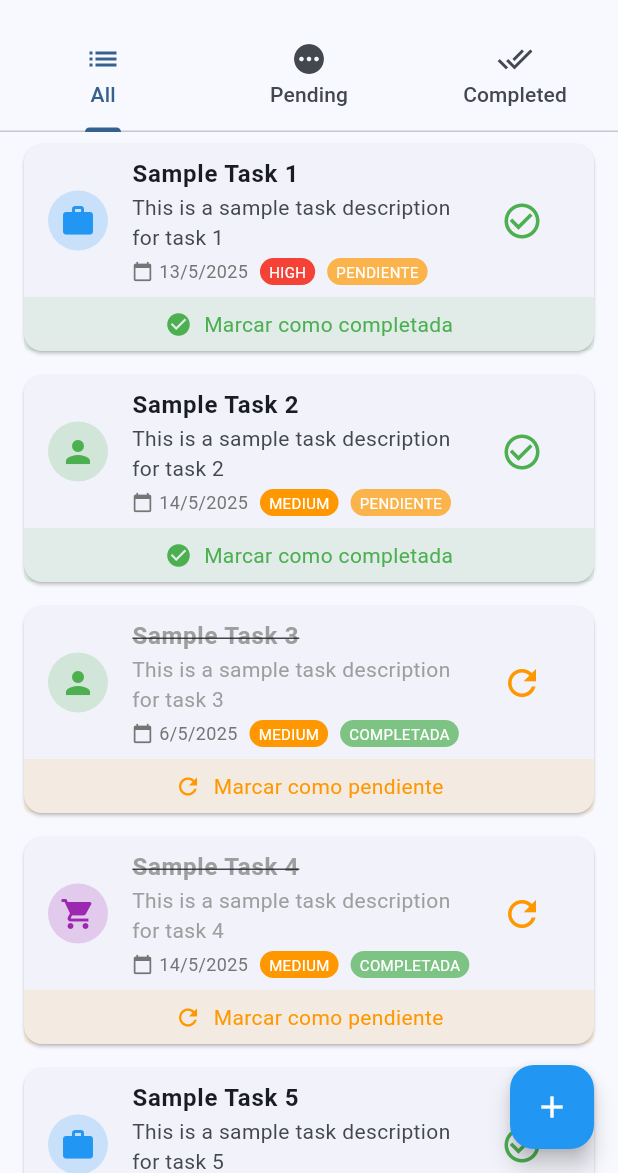
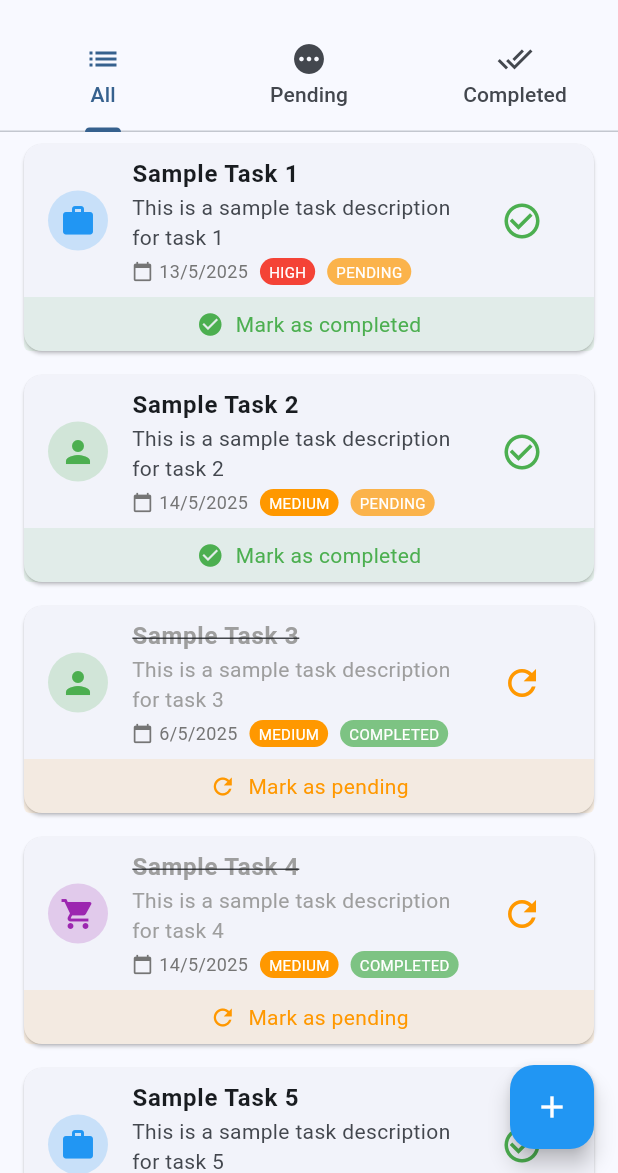
Before and after one commit to teoarandaa/flutter_practica, a Flutter app: the screen it shows after launch, on a phone screen of 412 x 824 dp, the part 63-1236 px from its top. Run offline on Flutter 3.47's test engine with Material 3 defaults, Android fonts, the light colour scheme and no system bars; our stand-ins replace shared_preferences.

Commit message:
bug fixed with translations on priorities

```diff
--- a/practica_flutter/lib/services/language_service.dart
+++ b/practica_flutter/lib/services/language_service.dart
@@ -76,6 +76,11 @@ class LanguageService with ChangeNotifier {
       'delete_task_title': 'Delete Task',
       'delete_task_message': 'Are you sure you want to delete this task? This action cannot be undone.',
       'enter_title': 'Please enter a title',
+
+      // Additional needed keys
+      'tasks': 'Tasks',
+      'no': 'No',
+      'yet': 'yet',
     },
 
     'es': {
@@ -150,6 +155,11 @@ class LanguageService with ChangeNotifier {
       'delete_task_title': 'Eliminar Tarea',
       'delete_task_message': '¿Estás seguro de que quieres eliminar esta tarea? Esta acción no se puede deshacer.',
       'enter_title': 'Por favor, introduce un título',
+
+      // Additional needed keys
+      'tasks': 'Tareas',
+      'no': 'No hay',
+      'yet': 'aún',
     }
   };
 
--- a/practica_flutter/lib/services/task_service.dart
+++ b/practica_flutter/lib/services/task_service.dart
@@ -1,7 +1,6 @@
 import 'dart:math';
 import '../models/task.dart';
 import '../models/category.dart';
-import 'package:flutter/material.dart';
 
 // This simulates a service that would normally interact with a database or API
 class TaskService {
--- a/practica_flutter/lib/views/home_view.dart
+++ b/practica_flutter/lib/views/home_view.dart
@@ -8,9 +8,10 @@ import 'tabs/completed_tasks_tab.dart';
 import 'task_create_view.dart';
 import 'category_tasks_view.dart';
 import 'settings_view.dart';
+import '../utils/localizations.dart';
 
 class HomeView extends StatefulWidget {
-  const HomeView({Key? key}) : super(key: key);
+  const HomeView({super.key});
 
   @override
   State<HomeView> createState() => _HomeViewState();
@@ -34,17 +35,19 @@ class _HomeViewState extends State<HomeView> with SingleTickerProviderStateMixin
 
   @override
   Widget build(BuildContext context) {
+    final i18n = AppLocalizations.of(context);
+
     return ChangeNotifierProvider(
       create: (_) => _viewModel,
       child: Scaffold(
         appBar: AppBar(
-          title: const Text('Task Manager'),
+          title: Text(i18n.text('app_name')),
           bottom: TabBar(
             controller: _tabController,
-            tabs: const [
-              Tab(icon: Icon(Icons.list), text: 'All'),
-              Tab(icon: Icon(Icons.pending), text: 'Pending'),
-              Tab(icon: Icon(Icons.done_all), text: 'Completed'),
+            tabs: [
+              Tab(icon: const Icon(Icons.list), text: i18n.text('all')),
+              Tab(icon: const Icon(Icons.pending), text: i18n.text('pending')),
+              Tab(icon: const Icon(Icons.done_all), text: i18n.text('completed')),
             ],
           ),
         ),
@@ -71,33 +74,35 @@ class _HomeViewState extends State<HomeView> with SingleTickerProviderStateMixin
   }
 
   Widget _buildDrawer() {
+    final i18n = AppLocalizations.of(context);
+
     return Drawer(
       child: ListView(
         padding: EdgeInsets.zero,
         children: [
-          const DrawerHeader(
-            decoration: BoxDecoration(
+          DrawerHeader(
+            decoration: const BoxDecoration(
               color: Colors.blue,
             ),
             child: Column(
               crossAxisAlignment: CrossAxisAlignment.start,
               children: [
-                CircleAvatar(
+                const CircleAvatar(
                   radius: 30,
                   backgroundColor: Colors.white,
                   child: Icon(Icons.task_alt, size: 40, color: Colors.blue),
                 ),
-                SizedBox(height: 10),
+                const SizedBox(height: 10),
                 Text(
-                  'Task Manager',
-                  style: TextStyle(
+                  i18n.text('app_name'),
+                  style: const TextStyle(
                     color: Colors.white,
                     fontSize: 24,
                   ),
                 ),
                 Text(
                   'Organize your tasks',
-                  style: TextStyle(
+                  style: const TextStyle(
                     color: Colors.white70,
                     fontSize: 14,
                   ),
@@ -113,11 +118,11 @@ class _HomeViewState extends State<HomeView> with SingleTickerProviderStateMixin
             },
           ),
           const Divider(),
-          const Padding(
-            padding: EdgeInsets.only(left: 16.0, top: 8.0, bottom: 8.0),
+          Padding(
+            padding: const EdgeInsets.only(left: 16.0, top: 8.0, bottom: 8.0),
             child: Text(
-              'Categories',
-              style: TextStyle(
+              i18n.text('category'),
+              style: const TextStyle(
                 fontSize: 16,
                 fontWeight: FontWeight.bold,
                 color: Colors.grey,
@@ -127,7 +132,7 @@ class _HomeViewState extends State<HomeView> with SingleTickerProviderStateMixin
           ...Categories.all.map((category) {
             return ListTile(
               leading: Icon(category.icon, color: category.color),
-              title: Text(category.name),
+              title: Text(i18n.text(category.id)),
               onTap: () {
                 Navigator.pop(context);
                 Navigator.push(
@@ -138,11 +143,11 @@ class _HomeViewState extends State<HomeView> with SingleTickerProviderStateMixin
                 ).then((_) => _viewModel.refreshTasks());
               },
             );
-          }).toList(),
+          }),
           const Divider(),
           ListTile(
             leading: const Icon(Icons.settings),
-            title: const Text('Settings'),
+            title: Text(i18n.text('settings')),
             onTap: () {
               Navigator.pop(context);
               Navigator.push(
--- a/practica_flutter/lib/views/settings_view.dart
+++ b/practica_flutter/lib/views/settings_view.dart
@@ -5,7 +5,7 @@ import '../services/language_service.dart';
 import '../utils/localizations.dart';
 
 class SettingsView extends StatefulWidget {
-  const SettingsView({Key? key}) : super(key: key);
+  const SettingsView({super.key});
 
   @override
   State<SettingsView> createState() => _SettingsViewState();
--- a/practica_flutter/lib/views/tabs/all_tasks_tab.dart
+++ b/practica_flutter/lib/views/tabs/all_tasks_tab.dart
@@ -4,20 +4,23 @@ import '../../viewmodels/task_list_viewmodel.dart';
 import '../../models/task.dart';
 import '../../models/category.dart';
 import '../task_detail_view.dart';
+import '../../utils/localizations.dart';
 
 class AllTasksTab extends StatelessWidget {
-  const AllTasksTab({Key? key}) : super(key: key);
+  const AllTasksTab({super.key});
 
   @override
   Widget build(BuildContext context) {
+    final i18n = AppLocalizations.of(context);
+
     return Consumer<TaskListViewModel>(
       builder: (context, viewModel, child) {
         viewModel.setFilter('all');
         final tasks = viewModel.tasks;
 
         if (tasks.isEmpty) {
-          return const Center(
-            child: Text('No tasks available. Add a new task!'),
+          return Center(
+            child: Text(i18n.text('no_tasks')),
           );
         }
 
@@ -61,15 +64,17 @@ class TaskListItem extends StatelessWidget {
   final VoidCallback onTaskToggle;
 
   const TaskListItem({
-    Key? key,
+    super.key,
     required this.task,
     required this.category,
     required this.onTaskTap,
     required this.onTaskToggle,
-  }) : super(key: key);
+  });
 
   @override
   Widget build(BuildContext context) {
+    final i18n = AppLocalizations.of(context);
+
     return Card(
       margin: const EdgeInsets.symmetric(horizontal: 16, vertical: 8),
       child: Column(
@@ -119,7 +124,7 @@ class TaskListItem extends StatelessWidget {
                         borderRadius: BorderRadius.circular(10),
                       ),
                       child: Text(
-                        _getPriorityText(task.priority),
+                        _getPriorityText(task.priority, i18n),
                         style: const TextStyle(color: Colors.white, fontSize: 10),
                       ),
                     ),
@@ -131,7 +136,7 @@ class TaskListItem extends StatelessWidget {
                         borderRadius: BorderRadius.circular(10),
                       ),
                       child: Text(
-                        task.isCompleted ? 'COMPLETADA' : 'PENDIENTE',
+                        task.isCompleted ? i18n.text('task_completed') : i18n.text('task_pending'),
                         style: const TextStyle(color: Colors.white, fontSize: 10),
                       ),
                     ),
@@ -165,12 +170,12 @@ class TaskListItem extends StatelessWidget {
                 child: Center(
                   child: Row(
                     mainAxisAlignment: MainAxisAlignment.center,
-                    children: const [
-                      Icon(Icons.check_circle, color: Colors.green, size: 18),
-                      SizedBox(width: 8),
+                    children: [
+                      const Icon(Icons.check_circle, color: Colors.green, size: 18),
+                      const SizedBox(width: 8),
                       Text(
-                        'Marcar como completada',
-                        style: TextStyle(color: Colors.green),
+                        i18n.text('mark_as_completed'),
+                        style: const TextStyle(color: Colors.green),
                       ),
                     ],
                   ),
@@ -193,12 +198,12 @@ class TaskListItem extends StatelessWidget {
                 child: Center(
                   child: Row(
                     mainAxisAlignment: MainAxisAlignment.center,
-                    children: const [
-                      Icon(Icons.refresh, color: Colors.orange, size: 18),
-                      SizedBox(width: 8),
+                    children: [
+                      const Icon(Icons.refresh, color: Colors.orange, size: 18),
+                      const SizedBox(width: 8),
                       Text(
-                        'Marcar como pendiente',
-                        style: TextStyle(color: Colors.orange),
+                        i18n.text('mark_as_pending'),
+                        style: const TextStyle(color: Colors.orange),
                       ),
                     ],
                   ),
@@ -223,16 +228,16 @@ class TaskListItem extends StatelessWidget {
     }
   }
 
-  String _getPriorityText(int priority) {
+  String _getPriorityText(int priority, AppLocalizations i18n) {
     switch (priority) {
       case 3:
-        return 'HIGH';
+        return i18n.text('high');
       case 2:
-        return 'MEDIUM';
+        return i18n.text('medium');
       case 1:
-        return 'LOW';
+        return i18n.text('low');
       default:
-        return 'NONE';
+        return i18n.text('none');
     }
   }
 }
--- a/practica_flutter/lib/views/task_create_view.dart
+++ b/practica_flutter/lib/views/task_create_view.dart
@@ -6,7 +6,7 @@ import '../viewmodels/task_list_viewmodel.dart';
 import 'package:uuid/uuid.dart';
 
 class TaskCreateView extends StatefulWidget {
-  const TaskCreateView({Key? key}) : super(key: key);
+  const TaskCreateView({super.key});
 
   @override
   State<TaskCreateView> createState() => _TaskCreateViewState();
--- a/practica_flutter/lib/views/task_edit_view.dart
+++ b/practica_flutter/lib/views/task_edit_view.dart
@@ -7,7 +7,7 @@ import '../viewmodels/task_detail_viewmodel.dart';
 class TaskEditView extends StatefulWidget {
   final Task task;
 
-  const TaskEditView({Key? key, required this.task}) : super(key: key);
+  const TaskEditView({super.key, required this.task});
 
   @override
   State<TaskEditView> createState() => _TaskEditViewState();
```
Also changed, not shown: practica_flutter/lib/views/category_tasks_view.dart (+7 -4 lines), practica_flutter/lib/views/tabs/completed_tasks_tab.dart (+10 -7 lines), practica_flutter/lib/views/tabs/pending_tasks_tab.dart (+10 -7 lines), practica_flutter/lib/views/task_detail_view.dart (+26 -23 lines).
